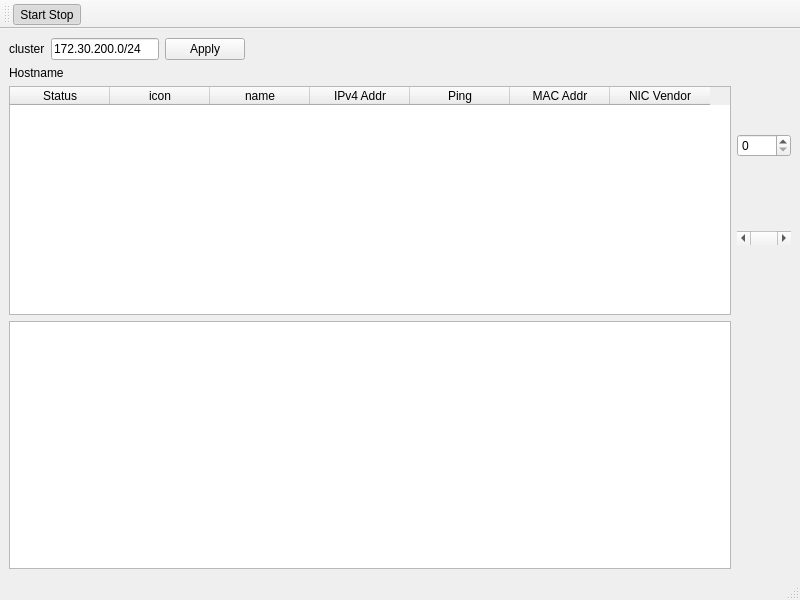
Above: form.ui from pchar/FreeNetAdminPro before the change. Below: the same form after it.
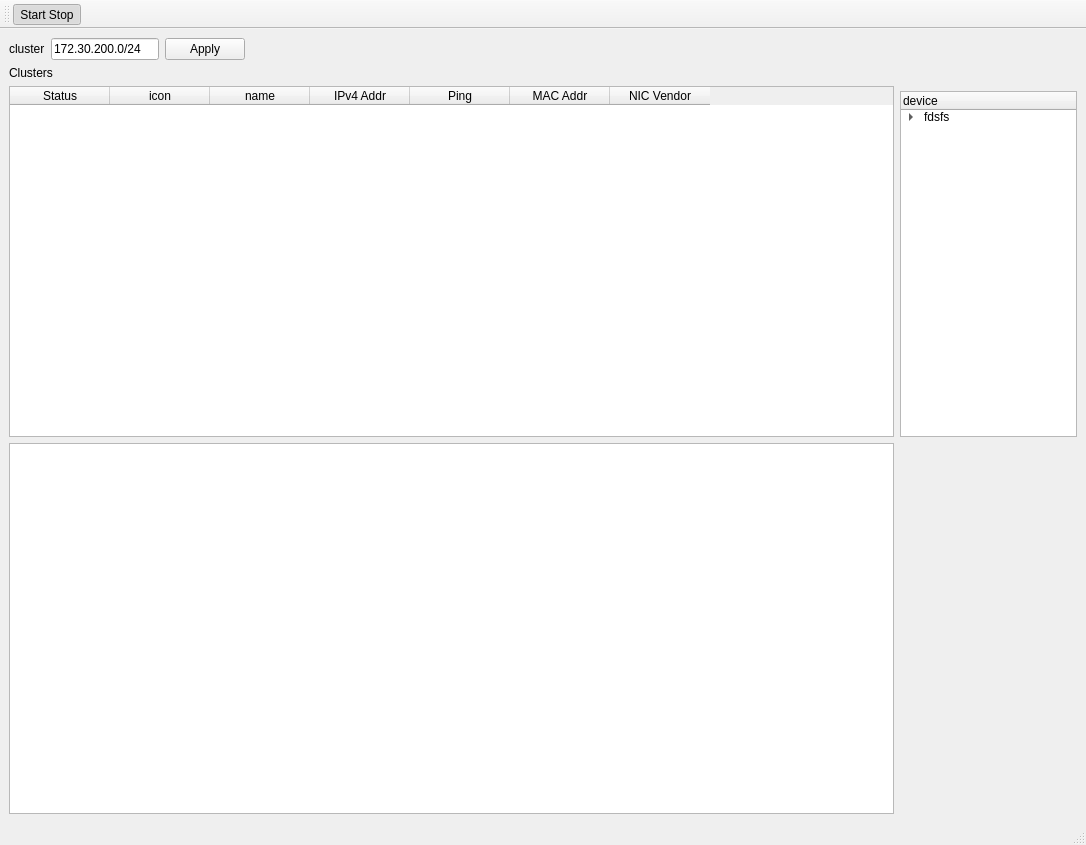
That is the form after the change. Icons and pictures are not drawn.

Commit message: added tree info device

What changed in the file:
```diff
--- a/form.ui
+++ b/form.ui
@@ -6,15 +6,15 @@
    <rect>
     <x>0</x>
     <y>0</y>
-    <width>800</width>
-    <height>600</height>
+    <width>1086</width>
+    <height>845</height>
    </rect>
   </property>
   <property name="windowTitle">
    <string>MainWindow</string>
   </property>
   <widget class="QWidget" name="centralwidget">
-   <layout class="QGridLayout" name="gridLayout">
+   <layout class="QGridLayout" name="gridLayout" columnstretch="5,1">
     <item row="0" column="0">
      <layout class="QHBoxLayout" name="horizontalLayout_4" stretch="0,4,1,9">
       <item>
@@ -79,7 +79,7 @@
         <item>
          <widget class="QLabel" name="label">
           <property name="text">
-           <string>Hostname</string>
+           <string>Clusters</string>
           </property>
          </widget>
         </item>
@@ -127,15 +127,57 @@
      </layout>
     </item>
     <item row="1" column="1">
-     <layout class="QVBoxLayout" name="verticalLayout">
+     <layout class="QVBoxLayout" name="verticalLayout" stretch="4,56">
       <item>
-       <widget class="QSpinBox" name="spinBox"/>
-      </item>
-      <item>
-       <widget class="QScrollBar" name="horizontalScrollBar">
+       <spacer name="verticalSpacer">
         <property name="orientation">
-         <enum>Qt::Orientation::Horizontal</enum>
+         <enum>Qt::Orientation::Vertical</enum>
         </property>
+        <property name="sizeHint" stdset="0">
+         <size>
+          <width>20</width>
+          <height>40</height>
+         </size>
+        </property>
+       </spacer>
+      </item>
+      <item>
+       <widget class="QTreeWidget" name="treeWidgetDevice">
+        <column>
+         <property name="text">
+          <string>device</string>
+         </property>
+        </column>
+        <item>
+         <property name="text">
+          <string>fdsfs</string>
+         </property>
+         <item>
+          <property name="text">
+           <string>New Subitem</string>
+          </property>
+         </item>
+         <item>
+          <property name="text">
+           <string>New Item</string>
+          </property>
+         </item>
+         <item>
+          <property name="text">
+           <string>New Item</string>
+          </property>
+         </item>
+         <item>
+          <property name="text">
+           <string>New Item</string>
+          </property>
+          <item>
+           <property name="text">
+            <string>New Subitem</string>
+           </property>
+          </item>
+         </item>
+        </item>
        </widget>
       </item>
      </layout>
```
Left out of the diff: 4 changed lines with no effect on the pictures. The commit also changes 1 other file.
